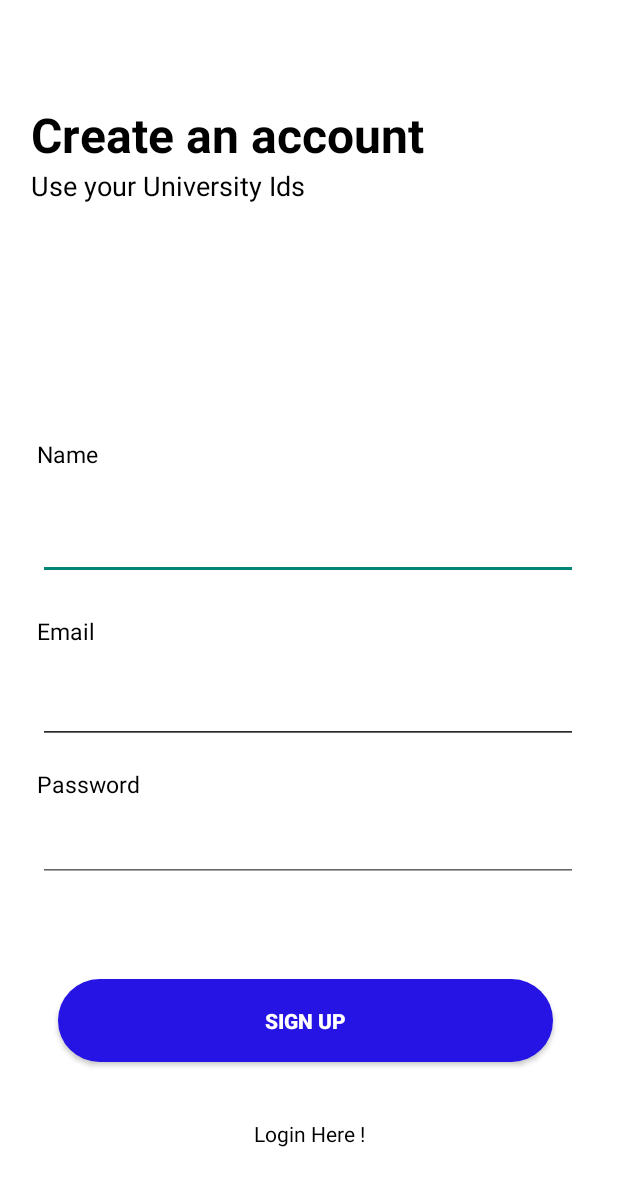
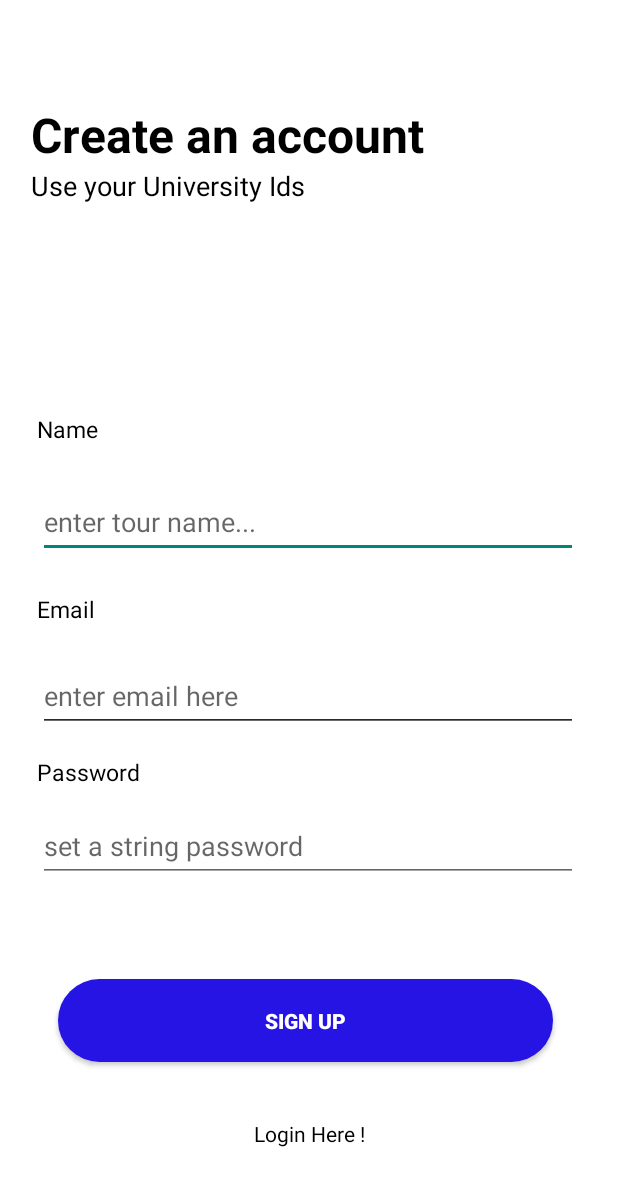
Before and after one commit to DeveloperStudentClubSmvdu/P2T2-SMVDU_Club_App, an Android app: the RegisterActivity screen opened directly, with no data from a screen before it, on a phone screen of 412 x 824 dp. Shown: the top 1186 px of the screen. Run offline under Robolectric (Android 15) with nearby library versions, the phone set to English and light mode, and no system bars.

Commit message:
reviewed lauouts

```diff
--- a/App/app/src/main/res/layout/activity_launcher.xml
+++ b/App/app/src/main/res/layout/activity_launcher.xml
@@ -22,7 +22,6 @@
         app:layout_constraintVertical_bias="0.653" />
 
     <ImageView
-        android:id="@+id/imageView"
         android:layout_width="wrap_content"
         android:layout_height="wrap_content"
         app:layout_constraintBottom_toTopOf="@+id/textView7"
--- a/App/app/src/main/res/layout/activity_register.xml
+++ b/App/app/src/main/res/layout/activity_register.xml
@@ -10,20 +10,21 @@
     <EditText
         android:id="@+id/editTextUsername"
         android:layout_width="360dp"
-        android:layout_height="40dp"
+        android:layout_height="48dp"
         android:layout_marginBottom="52dp"
         android:ems="10"
         android:inputType="text"
+        android:hint="@string/enter_tour_name"
         android:textColor="@color/black"
         app:layout_constraintBottom_toTopOf="@+id/editTextEmail"
         app:layout_constraintEnd_toEndOf="parent"
         app:layout_constraintHorizontal_bias="0.49"
         app:layout_constraintStart_toStartOf="parent"
         app:layout_constraintTop_toBottomOf="@+id/textView4"
-        app:layout_constraintVertical_bias="0.923" />
+        app:layout_constraintVertical_bias="0.923"
+        android:autofillHints="" />
 
     <TextView
-        android:id="@+id/textViewUserName"
         android:layout_width="77dp"
         android:layout_height="26dp"
         android:layout_marginTop="72dp"
@@ -35,7 +36,8 @@
         app:layout_constraintHorizontal_bias="0.074"
         app:layout_constraintStart_toStartOf="parent"
         app:layout_constraintTop_toBottomOf="@+id/textView4"
-        app:layout_constraintVertical_bias="0.746" />
+        app:layout_constraintVertical_bias="0.746"
+        tools:ignore="TextSizeCheck" />
 
     <TextView
         android:id="@+id/textView"
@@ -53,39 +55,42 @@
         app:layout_constraintVertical_bias="0.087" />
 
 
+    <EditText
+        android:layout_width="360dp"
+        android:layout_height="48dp"
+        android:layout_marginBottom="52dp"
+        android:autofillHints=""
+        android:ems="10"
+        android:hint="@string/enter_email_here"
+        android:inputType="text"
+        android:textColor="@color/black"
+        app:layout_constraintBottom_toTopOf="@+id/editTextPassword"
+        app:layout_constraintEnd_toEndOf="parent"
+        app:layout_constraintHorizontal_bias="0.49"
+        app:layout_constraintStart_toStartOf="parent"
+        tools:ignore="VisualLintOverlap,DuplicateClickableBoundsCheck" />
+
 
     <EditText
-        android:id="@+id/editTextEnterEmail"
+        android:id="@+id/editTextEmail"
         android:layout_width="360dp"
-        android:layout_height="40dp"
+        android:layout_height="48dp"
         android:layout_marginBottom="52dp"
+        android:autofillHints=""
         android:ems="10"
         android:inputType="text"
         android:textColor="@color/black"
         app:layout_constraintBottom_toTopOf="@+id/editTextPassword"
         app:layout_constraintEnd_toEndOf="parent"
         app:layout_constraintHorizontal_bias="0.49"
-        app:layout_constraintStart_toStartOf="parent" />
-
-
-    <EditText
-        android:id="@+id/editTextEmail"
-        android:layout_width="360dp"
-        android:layout_height="40dp"
-        android:layout_marginBottom="52dp"
-        android:ems="10"
-        android:inputType="text"
-        android:textColor="@color/black"
-        app:layout_constraintBottom_toTopOf="@+id/editTextPassword"
-        app:layout_constraintEnd_toEndOf="parent"
-        app:layout_constraintHorizontal_bias="0.49"
-        app:layout_constraintStart_toStartOf="parent" />
+        app:layout_constraintStart_toStartOf="parent"
+        tools:ignore="TextFields,SpeakableTextPresentCheck" />
 
     <TextView
         android:id="@+id/textView4"
         android:layout_width="wrap_content"
         android:layout_height="wrap_content"
-        android:text="Use your University Ids"
+        android:text="@string/use_your_university_ids"
         android:textColor="@color/black"
         android:textSize="18sp"
         app:layout_constraintBottom_toBottomOf="parent"
@@ -96,22 +101,21 @@
         app:layout_constraintVertical_bias="0.0" />
 
     <TextView
-        android:id="@+id/textView5"
         android:layout_width="77dp"
         android:layout_height="26dp"
         android:text="@string/email"
+        android:textColor="@color/black"
         android:textSize="15sp"
-        android:textColor="@color/black"
         app:layout_constraintBottom_toTopOf="@+id/editTextEmail"
         app:layout_constraintEnd_toEndOf="parent"
         app:layout_constraintHorizontal_bias="0.074"
         app:layout_constraintStart_toStartOf="parent"
         app:layout_constraintTop_toBottomOf="@+id/textView4"
-        app:layout_constraintVertical_bias="0.932" />
+        app:layout_constraintVertical_bias="0.932"
+        tools:ignore="TextSizeCheck" />
 
 
     <TextView
-        android:id="@+id/textView2"
         android:layout_width="wrap_content"
         android:layout_height="wrap_content"
         android:text="@string/password"
@@ -127,15 +131,17 @@
     <EditText
         android:id="@+id/editTextPassword"
         android:layout_width="360dp"
-        android:layout_height="40dp"
+        android:layout_height="48dp"
         android:layout_marginBottom="236dp"
         android:ems="10"
         android:inputType="textPassword"
+        android:hint="@string/set_a_string_password"
         android:textColor="@color/black"
         app:layout_constraintBottom_toBottomOf="parent"
         app:layout_constraintEnd_toEndOf="parent"
         app:layout_constraintHorizontal_bias="0.49"
-        app:layout_constraintStart_toStartOf="parent" />
+        app:layout_constraintStart_toStartOf="parent"
+        android:autofillHints="" />
 
     <Button
         android:id="@+id/buttonRegister"
@@ -143,14 +149,15 @@
         android:layout_height="55dp"
         android:layout_marginTop="96dp"
         android:layout_marginBottom="116dp"
-        android:text="SIGN UP"
+        android:text="@string/sign_up"
         android:background="@drawable/roundstyle"
         android:textColor="@color/white"
         android:textStyle="bold"
         app:layout_constraintBottom_toBottomOf="parent"
         app:layout_constraintEnd_toEndOf="parent"
         app:layout_constraintHorizontal_bias="0.469"
-        app:layout_constraintStart_toStartOf="parent"/>
+        app:layout_constraintStart_toStartOf="parent"
+        tools:ignore="VisualLintButtonSize" />
 
     <TextView
         android:id="@+id/textViewLoginHere"
--- a/App/app/src/main/res/values-night/themes.xml
+++ b/App/app/src/main/res/values-night/themes.xml
@@ -5,8 +5,4 @@
     <!--        &lt;!&ndash; <item name="colorPrimary">@color/my_dark_primary</item> &ndash;&gt;-->
     <!--    </style>-->
 
-    <style name="ThemeOverlay.SMVDUClubApp.FullscreenContainer" parent="">
-<!--        <item name="fullscreenBackgroundColor">@color/light_blue_900</item>-->
-<!--        <item name="fullscreenTextColor">@color/light_blue_A400</item>-->
-    </style>
 </resources>
--- a/App/app/src/main/res/values/colors.xml
+++ b/App/app/src/main/res/values/colors.xml
@@ -5,8 +5,4 @@
     <color name="gradient">#371B1B</color>
     <color name="theme_color">#2514E4</color>
     <color name="black_overlay">#66000000</color>
-    <color name="light_blue_600">#FF039BE5</color>
-    <color name="light_blue_900">#FF01579B</color>
-    <color name="light_blue_A200">#FF40C4FF</color>
-    <color name="light_blue_A400">#FF00B0FF</color>
 </resources>
--- a/App/app/src/main/res/values/strings.xml
+++ b/App/app/src/main/res/values/strings.xml
@@ -12,6 +12,10 @@
     <string name="name">Name</string>
     <string name="login_here">Login Here !</string>
     <string name="title_activity_launcher">LauncherActivity</string>
-    <string name="dummy_button">Dummy Button</string>
-    <string name="dummy_content">DUMMY\nCONTENT</string>
+    <string name="enter_email_here">enter email here</string>
+    <string name="password_here">password here...</string>
+    <string name="set_a_string_password">set a string password</string>
+    <string name="enter_tour_name">enter tour name...</string>
+    <string name="sign_up">SIGN UP</string>
+    <string name="use_your_university_ids">Use your University Ids</string>
 </resources>
--- a/App/app/src/main/res/values/styles.xml
+++ b/App/app/src/main/res/values/styles.xml
@@ -4,8 +4,4 @@
         <item name="android:background">@color/black_overlay</item>
     </style>
 
-    <style name="Widget.Theme.SMVDUClubApp.ButtonBar.Fullscreen" parent="">
-        <item name="android:background">@color/black_overlay</item>
-        <item name="android:buttonBarStyle">?android:attr/buttonBarStyle</item>
-    </style>
 </resources>
--- a/App/app/src/main/res/values/themes.xml
+++ b/App/app/src/main/res/values/themes.xml
@@ -21,8 +21,4 @@
         <item name="android:windowBackground">@null</item>
     </style>
 
-    <style name="ThemeOverlay.SMVDUClubApp.FullscreenContainer" parent="">
-<!--        <item name="fullscreenBackgroundColor">@color/light_blue_600</item>-->
-<!--        <item name="fullscreenTextColor">@color/light_blue_A200</item>-->
-    </style>
 </resources>
```
Also changed, not shown: App/app/src/main/res/layout/activity_login.xml (+17 -12 lines).
